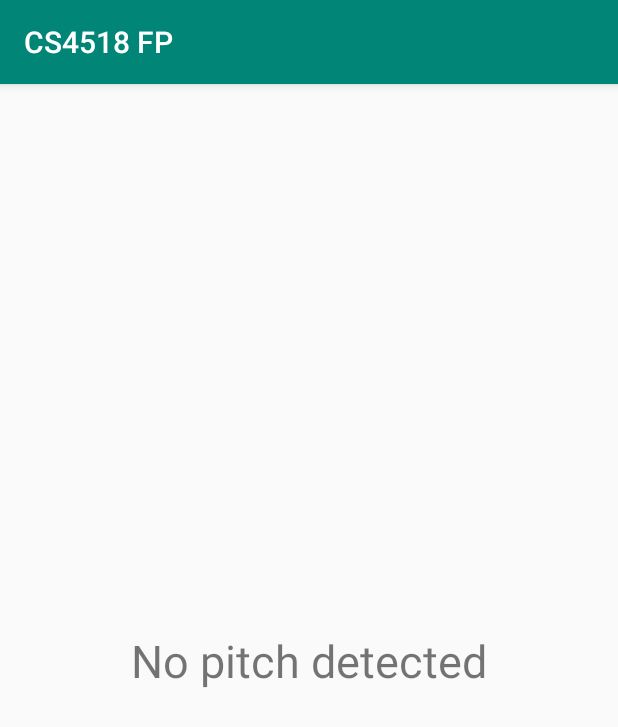
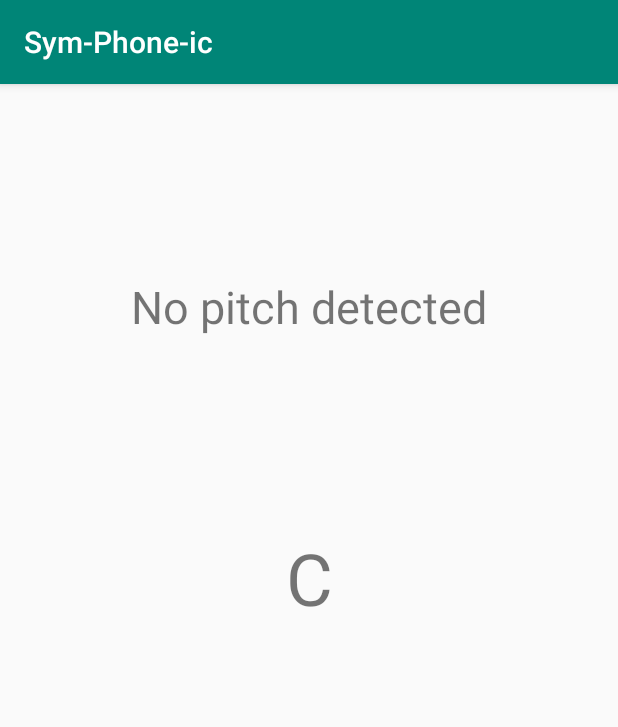
Before and after one commit to cs-4518/fp, an Android app: the screen it shows after launch (MainActivity), on a phone screen of 412 x 824 dp. Shown: the top 727 px of the screen. Run offline under Robolectric (Android 15) with nearby library versions, the phone set to English and light mode, and no system bars; 2 statements that could not run were skipped.

Commit message:
Add pitch and note detection

```diff
--- a/app/src/main/java/android/example/cs4518fp/MainActivity.java
+++ b/app/src/main/java/android/example/cs4518fp/MainActivity.java
@@ -9,6 +9,8 @@ import android.os.Bundle;
 import android.util.Log;
 import android.widget.TextView;
 
+import java.math.BigDecimal;
+import java.text.DecimalFormat;
 import java.util.Locale;
 
 import be.tarsos.dsp.AudioDispatcher;
@@ -21,7 +23,9 @@ import be.tarsos.dsp.pitch.PitchProcessor;
 
 public class MainActivity extends AppCompatActivity {
 
+    private TextView mPitchText;
     private TextView mNoteText;
+    private Pitch[] pitches;
 
     @Override
     protected void onCreate(Bundle savedInstanceState) {
@@ -42,6 +46,7 @@ public class MainActivity extends AppCompatActivity {
         AudioDispatcher dispatcher =
                 AudioDispatcherFactory.fromDefaultMicrophone(22050, 1024, 0);
 
+        mPitchText = findViewById(R.id.pitchText);
         mNoteText = findViewById(R.id.noteText);
 
         PitchDetectionHandler pdh = new PitchDetectionHandler() {
@@ -61,33 +66,66 @@ public class MainActivity extends AppCompatActivity {
 
         Thread audioThread = new Thread(dispatcher, "Audio Thread");
         audioThread.start();
+
+        createPitches();
     }
 
-    public void processPitch(float pitchInHz) {
+    public void processPitch(float inputPitch) {
+        mNoteText.setText(String.format(Locale.getDefault(), "%s", ""));
 
-        mNoteText.setText(String.format(Locale.getDefault(), "%f", pitchInHz));
+        if (inputPitch < 16 || inputPitch > 8000) {
+            mPitchText.setText(String.format(Locale.getDefault(), "%s", "No pitch detected"));
+            return;
+        }
 
-        if (pitchInHz >= 110 && pitchInHz < 123.47) {
-            //A
-            mNoteText.setText("A");
-        } else if (pitchInHz >= 123.47 && pitchInHz < 130.81) {
-            //B
-            mNoteText.setText("B");
-        } else if (pitchInHz >= 130.81 && pitchInHz < 146.83) {
-            //C
-            mNoteText.setText("C");
-        } else if (pitchInHz >= 146.83 && pitchInHz < 164.81) {
-            //D
-            mNoteText.setText("D");
-        } else if (pitchInHz >= 164.81 && pitchInHz <= 174.61) {
-            //E
-            mNoteText.setText("E");
-        } else if (pitchInHz >= 174.61 && pitchInHz < 185) {
-            //F
-            mNoteText.setText("F");
-        } else if (pitchInHz >= 185 && pitchInHz < 196) {
-            //G
-            mNoteText.setText("G");
+        mPitchText.setText(String.format(Locale.getDefault(), "%f", inputPitch));
+
+        for (Pitch pitch : pitches) {
+            if (pitch.matches(inputPitch, (float) (inputPitch * 0.02))) {
+                mNoteText.setText(pitch.getNote());
+            }
         }
     }
+
+    private void createPitches() {
+        pitches = new Pitch[12];
+
+        pitches[0] = new Pitch("B#/C", 16.35f);
+        pitches[1] = new Pitch("C#/D♭", 17.32f);
+        pitches[2] = new Pitch("D", 18.35f);
+        pitches[3] = new Pitch("D#/E♭", 19.45f);
+        pitches[4] = new Pitch("E/F♭", 20.60f);
+        pitches[5] = new Pitch("E#/F", 21.83f);
+        pitches[6] = new Pitch("F#/G♭", 23.12f);
+        pitches[7] = new Pitch("G", 24.50f);
+        pitches[8] = new Pitch("G#/A♭", 25.96f);
+        pitches[9] = new Pitch("A", 27.50f);
+        pitches[10] = new Pitch("A#/B♭", 29.14f);
+        pitches[11] = new Pitch("B/C♭", 30.87f);
+    }
+
+    private class Pitch {
+        String note;
+        float basePitch;
+
+        Pitch(String note, float basePitch) {
+            this.note = note;
+            this.basePitch = basePitch;
+        }
+
+        boolean matches(float pitch, float tolerance) {
+            float tempPitch = basePitch;
+            while (tempPitch < 8000) {
+                if (pitch >= (tempPitch - tolerance) && pitch <= (tempPitch + tolerance))
+                    return true;
+                tempPitch *= 2;
+            }
+            return false;
+        }
+
+        String getNote() {
+            return note;
+        }
+    }
+
 }
--- a/app/src/main/res/layout/activity_main.xml
+++ b/app/src/main/res/layout/activity_main.xml
@@ -7,14 +7,25 @@
     tools:context=".MainActivity">
 
     <TextView
-        android:id="@+id/noteText"
+        android:id="@+id/pitchText"
         android:layout_width="wrap_content"
         android:layout_height="wrap_content"
+        android:layout_marginTop="128dp"
         android:text="@string/default_message"
         android:textSize="30sp"
-        app:layout_constraintBottom_toBottomOf="parent"
         app:layout_constraintLeft_toLeftOf="parent"
         app:layout_constraintRight_toRightOf="parent"
         app:layout_constraintTop_toTopOf="parent" />
 
+    <TextView
+        android:id="@+id/noteText"
+        android:layout_width="wrap_content"
+        android:layout_height="wrap_content"
+        android:layout_marginTop="128dp"
+        android:text="@string/default_note"
+        android:textSize="48sp"
+        app:layout_constraintEnd_toEndOf="parent"
+        app:layout_constraintStart_toStartOf="parent"
+        app:layout_constraintTop_toBottomOf="@+id/pitchText" />
+
 </android.support.constraint.ConstraintLayout>
--- a/app/src/main/res/values/strings.xml
+++ b/app/src/main/res/values/strings.xml
@@ -1,4 +1,5 @@
 <resources>
-    <string name="app_name">CS4518 FP</string>
+    <string name="app_name">Sym-Phone-ic</string>
     <string name="default_message">No pitch detected</string>
+    <string name="default_note">C</string>
 </resources>
```
